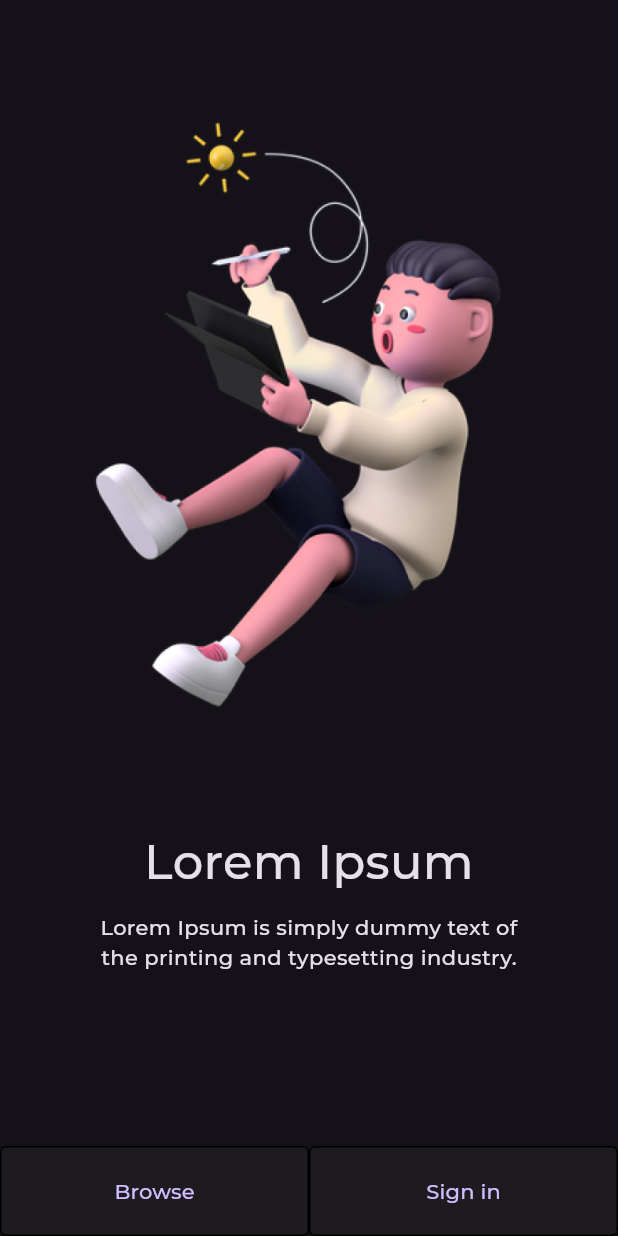
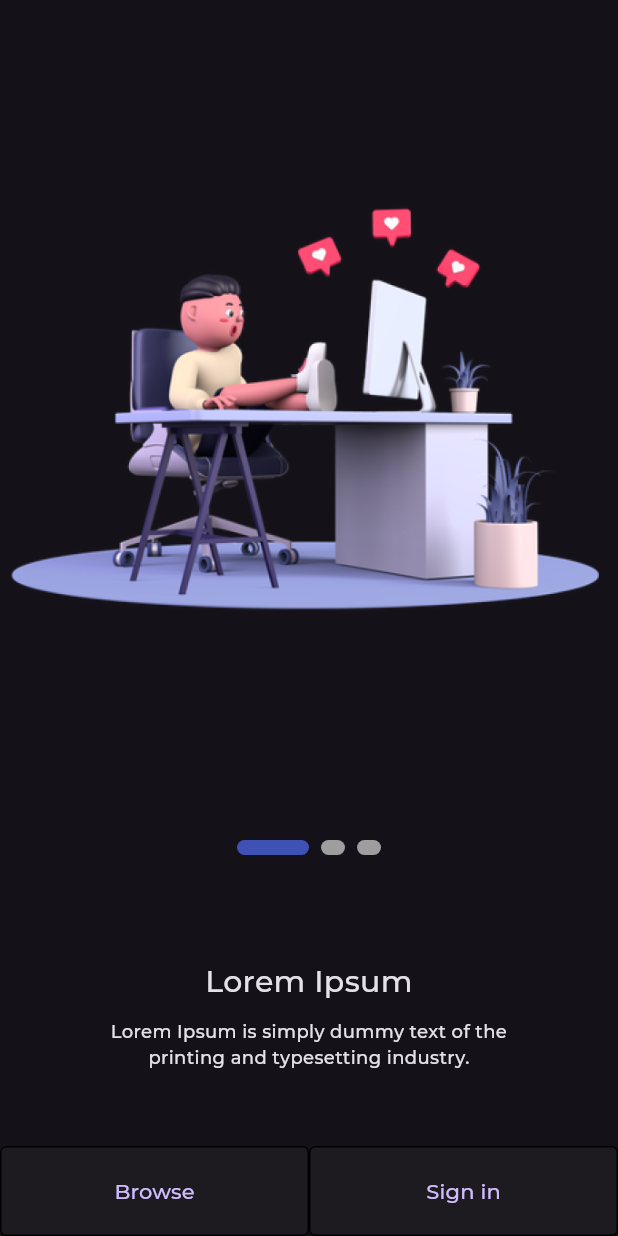
Before and after one commit to cjp-engr/cj_flutter_riverpod_tutorial_app, a Flutter app: the screen it shows after launch, on a phone screen of 412 x 824 dp. Run offline on Flutter 3.47's test engine with Material 2 defaults, Android fonts, the phone set to English and light mode, and no system bars; drawn by our look-alikes of smooth_page_indicator.

Commit message:
update welcome page

```diff
--- a/lib/common/widgets/textfields.dart
+++ b/lib/common/widgets/textfields.dart
@@ -1,12 +1,12 @@
 import 'package:cj_flutter_riverpod_tutorial_app/common/utils/app_colors.dart';
 import 'package:flutter/material.dart';
 
-class Text14Normal extends StatelessWidget {
+class Text12Normal extends StatelessWidget {
   final String text;
   final FontWeight? fontWeight;
   final TextAlign textAlign;
 
-  const Text14Normal(
+  const Text12Normal(
       {Key? key,
       this.text = "",
       this.fontWeight = FontWeight.normal,
@@ -19,7 +19,34 @@ class Text14Normal extends StatelessWidget {
       text,
       textAlign: textAlign,
       style: TextStyle(
-        fontSize: 14,
+        fontSize: 12,
+        fontWeight: fontWeight,
+      ),
+    );
+  }
+}
+
+class Text20Normal extends StatelessWidget {
+  final String text;
+  final Color color;
+  final FontWeight? fontWeight;
+  final TextAlign textAlign;
+
+  const Text20Normal(
+      {Key? key,
+      this.text = "",
+      this.color = AppColors.primaryText,
+      this.fontWeight = FontWeight.normal,
+      this.textAlign = TextAlign.center})
+      : super(key: key);
+
+  @override
+  Widget build(BuildContext context) {
+    return Text(
+      text,
+      textAlign: textAlign,
+      style: TextStyle(
+        fontSize: 20,
         fontWeight: fontWeight,
       ),
     );
--- /dev/null
+++ b/lib/features/welcome/view/widgets/dots_indicator.dart
@@ -0,0 +1,20 @@
+import 'package:flutter/material.dart';
+import 'package:smooth_page_indicator/smooth_page_indicator.dart';
+
+class DotsIndicator extends StatelessWidget {
+  final PageController controller;
+  const DotsIndicator({
+    Key? key,
+    required this.controller,
+  }) : super(key: key);
+
+  @override
+  Widget build(BuildContext context) {
+    return SmoothPageIndicator(
+      controller: controller,
+      onDotClicked: (index) {},
+      count: 3,
+      effect: const ExpandingDotsEffect(dotHeight: 10),
+    );
+  }
+}
--- a/lib/features/welcome/view/widgets/welcome_widgets.dart
+++ b/lib/features/welcome/view/widgets/welcome_widgets.dart
@@ -1,31 +1,29 @@
-import 'package:cj_flutter_riverpod_tutorial_app/common/utils/image_res.dart';
 import 'package:cj_flutter_riverpod_tutorial_app/common/widgets/textfields.dart';
 import 'package:flutter/material.dart';
 
 class WelcomeWidgets extends StatelessWidget {
-  final String header;
-  final String subHeader;
-  final String image;
-  const WelcomeWidgets(
-      {super.key,
-      this.header = 'Lorem Ipsum',
-      this.subHeader =
-          'Lorem Ipsum is simply dummy text of the printing and typesetting industry.',
-      this.image = ImageRes.welcomeImgBoy});
+  final String? header;
+  final String? subHeader;
+  final String? image;
+  const WelcomeWidgets({super.key, this.header, this.subHeader, this.image});
 
   @override
   Widget build(BuildContext context) {
     return Column(
       children: [
         const SizedBox(height: 70),
-        Image.asset(image),
-        const SizedBox(height: 70),
-        Text32Normal(text: header),
-        const SizedBox(height: 10),
-        SizedBox(
-          width: 300,
-          child: Text14Normal(text: subHeader),
-        ),
+        image != null
+            ? Image.asset(image!)
+            : Column(
+                children: [
+                  Text20Normal(text: header!),
+                  const SizedBox(height: 10),
+                  SizedBox(
+                    width: 300,
+                    child: Text12Normal(text: subHeader!),
+                  ),
+                ],
+              )
       ],
     );
   }
--- /dev/null
+++ b/lib/features/welcome/view/widgets/widget_image.dart
@@ -0,0 +1,16 @@
+import 'package:cj_flutter_riverpod_tutorial_app/common/utils/image_res.dart';
+import 'package:cj_flutter_riverpod_tutorial_app/features/welcome/view/widgets/welcome_widgets.dart';
+
+List<WelcomeWidgets> welcomeImage() {
+  return [
+    const WelcomeWidgets(
+      image: ImageRes.welcomeImgMan,
+    ),
+    const WelcomeWidgets(
+      image: ImageRes.welcomeImgBoy,
+    ),
+    const WelcomeWidgets(
+      image: ImageRes.welcomeImgReading,
+    ),
+  ];
+}
--- /dev/null
+++ b/lib/features/welcome/view/widgets/widget_text.dart
@@ -0,0 +1,20 @@
+import 'package:cj_flutter_riverpod_tutorial_app/features/welcome/view/widgets/welcome_widgets.dart';
+
+List<WelcomeWidgets> welcomeText() {
+  return [
+    const WelcomeWidgets(
+      header: 'Lorem Ipsum',
+      subHeader:
+          'Lorem Ipsum is simply dummy text of the printing and typesetting industry.',
+    ),
+    const WelcomeWidgets(
+      header: 'Neque porro quisquam',
+      subHeader:
+          'Contrary to popular belief, Lorem Ipsum is not simply random text. It has roots in a piece of classical Latin literature.',
+    ),
+    const WelcomeWidgets(
+      header: 'Where can I get some?',
+      subHeader: 'Various versions have evolved over the years.',
+    ),
+  ];
+}
--- a/lib/features/welcome/welcome.dart
+++ b/lib/features/welcome/welcome.dart
@@ -1,12 +1,19 @@
-import 'package:cj_flutter_riverpod_tutorial_app/common/utils/image_res.dart';
 import 'package:cj_flutter_riverpod_tutorial_app/features/welcome/view/widgets/buttons.dart';
-import 'package:cj_flutter_riverpod_tutorial_app/features/welcome/view/widgets/welcome_widgets.dart';
+import 'package:cj_flutter_riverpod_tutorial_app/features/welcome/view/widgets/dots_indicator.dart';
+import 'package:cj_flutter_riverpod_tutorial_app/features/welcome/view/widgets/widget_image.dart';
+import 'package:cj_flutter_riverpod_tutorial_app/features/welcome/view/widgets/widget_text.dart';
 import 'package:flutter/material.dart';
 
-class WelcomePage extends StatelessWidget {
-  WelcomePage({super.key});
+class WelcomePage extends StatefulWidget {
+  const WelcomePage({super.key});
 
-  final PageController _controller = PageController();
+  @override
+  State<WelcomePage> createState() => _WelcomePageState();
+}
+
+class _WelcomePageState extends State<WelcomePage> {
+  final PageController _controller1 = PageController();
+  final PageController _controller2 = PageController();
 
   @override
   Widget build(BuildContext context) {
@@ -16,11 +23,30 @@ class WelcomePage extends StatelessWidget {
           children: [
             SizedBox(
               width: double.infinity,
-              height: 700.0,
+              height: 560.0,
               child: PageView(
-                onPageChanged: (value) {},
-                controller: _controller,
-                children: _welcomeWidgetList(),
+                physics: const ClampingScrollPhysics(),
+                onPageChanged: (value) {
+                  _controller2.animateToPage(value,
+                      duration: const Duration(milliseconds: 50),
+                      curve: Curves.bounceInOut);
+                },
+                controller: _controller1,
+                children: welcomeImage(),
+              ),
+            ),
+            DotsIndicator(controller: _controller1),
+            SizedBox(
+              width: double.infinity,
+              height: 190.0,
+              child: PageView(
+                onPageChanged: (value) {
+                  _controller1.animateToPage(value,
+                      duration: const Duration(milliseconds: 200),
+                      curve: Curves.bounceInOut);
+                },
+                controller: _controller2,
+                children: welcomeText(),
               ),
             ),
             const Spacer(),
@@ -35,26 +61,4 @@ class WelcomePage extends StatelessWidget {
       ),
     );
   }
-
-  List<WelcomeWidgets> _welcomeWidgetList() {
-    return [
-      const WelcomeWidgets(
-        header: 'Lorem Ipsum',
-        subHeader:
-            'Lorem Ipsum is simply dummy text of the printing and typesetting industry.',
-        image: ImageRes.welcomeImgBoy,
-      ),
-      const WelcomeWidgets(
-        header: 'Neque porro quisquam',
-        subHeader:
-            'Contrary to popular belief, Lorem Ipsum is not simply random text. It has roots in a piece of classical Latin literature.',
-        image: ImageRes.welcomeImgMan,
-      ),
-      const WelcomeWidgets(
-        header: 'Where can I get some?',
-        subHeader: 'Various versions have evolved over the years.',
-        image: ImageRes.welcomeImgReading,
-      ),
-    ];
-  }
 }
```
Also changed, not shown: pubspec.yaml (+4 -12 lines), pubspec.lock.
